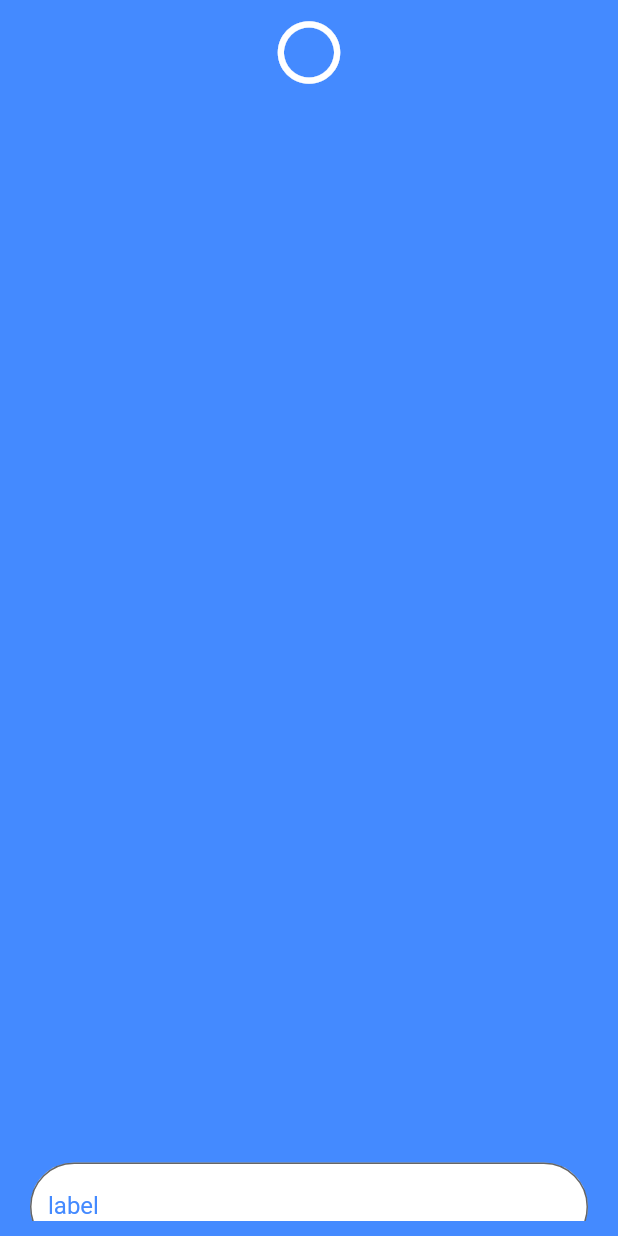
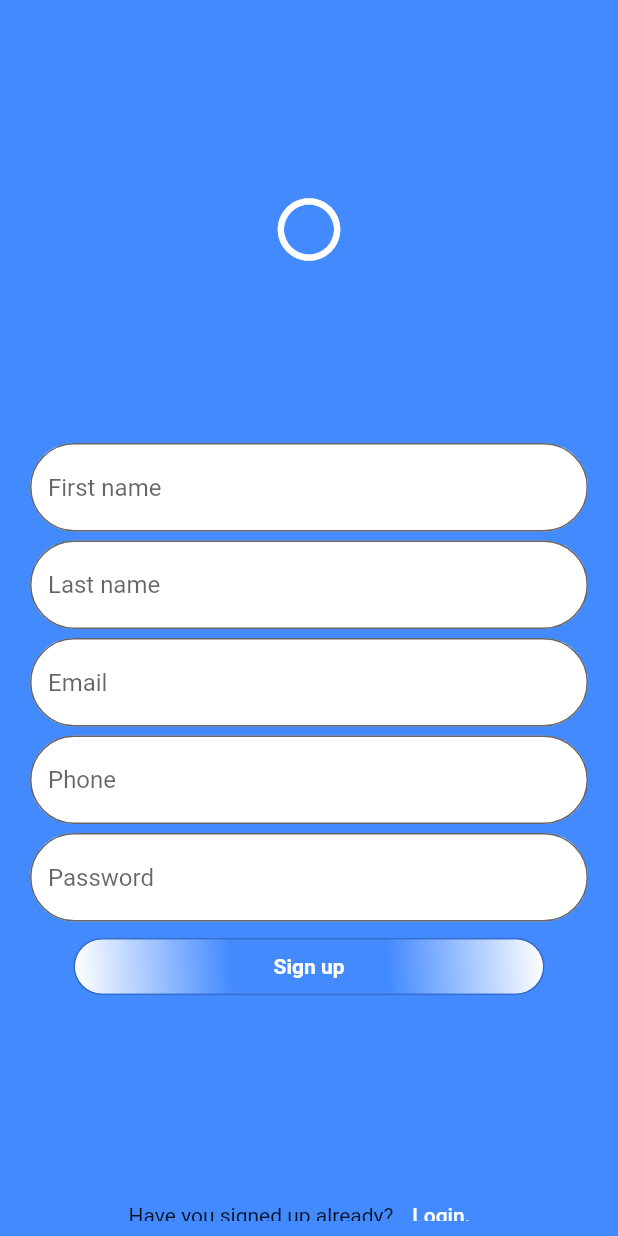
Before and after one commit to Megagonn/Circle, a Flutter app: the screen it shows after launch, after a tap on "Create account", on a phone screen of 412 x 824 dp. Run offline on Flutter 3.47's test engine with Material 2 defaults, Android fonts, the phone set to English and light mode, and no system bars.

Commit message:
signup with email page

```diff
--- a/lib/ui/loginwithemail.dart
+++ b/lib/ui/loginwithemail.dart
@@ -1,4 +1,5 @@
 import 'package:flutter/material.dart';
+import 'package:twit/utilities/ui.utl.dart';
 
 class LoginWithEmail extends StatefulWidget {
   const LoginWithEmail({Key? key}) : super(key: key);
@@ -9,6 +10,10 @@ class LoginWithEmail extends StatefulWidget {
 
 class _LoginWithEmailState extends State<LoginWithEmail> {
   TextEditingController firstNameController = TextEditingController();
+  TextEditingController lastNameController = TextEditingController();
+  TextEditingController emailController = TextEditingController();
+  TextEditingController phoneController = TextEditingController();
+  TextEditingController passwordController = TextEditingController();
   @override
   Widget build(BuildContext context) {
     return SafeArea(
@@ -21,6 +26,7 @@ class _LoginWithEmailState extends State<LoginWithEmail> {
               height: MediaQuery.of(context).size.height,
               child: Column(
                 children: [
+                  const Spacer(),
                   Row(
                     mainAxisAlignment: MainAxisAlignment.center,
                     children: const [
@@ -32,7 +38,108 @@ class _LoginWithEmailState extends State<LoginWithEmail> {
                     ],
                   ),
                   const Spacer(),
-                  ff(firstNameController, 'First name'),
+                  Container(
+                    margin: const EdgeInsets.only(bottom: 6),
+                    child: TextFormField(
+                      controller: firstNameController,
+                      textCapitalization: TextCapitalization.words,
+                      decoration: InputDecoration(
+                        filled: true,
+                        fillColor: Colors.white,
+                        hintText: 'First name',
+                        focusedBorder: InputBorder.none,
+                        border: OutlineInputBorder(
+                            borderRadius: BorderRadius.circular(50)),
+                      ),
+                    ),
+                  ),
+                  Container(
+                    margin: const EdgeInsets.only(bottom: 6),
+                    child: TextFormField(
+                      controller: lastNameController,
+                      textCapitalization: TextCapitalization.words,
+                      decoration: InputDecoration(
+                        filled: true,
+                        fillColor: Colors.white,
+                        hintText: 'Last name',
+                        focusedBorder: InputBorder.none,
+                        border: OutlineInputBorder(
+                            borderRadius: BorderRadius.circular(50)),
+                      ),
+                    ),
+                  ),
+                  Container(
+                    margin: const EdgeInsets.only(bottom: 6),
+                    child: TextFormField(
+                      controller: emailController,
+                      decoration: InputDecoration(
+                        filled: true,
+                        fillColor: Colors.white,
+                        hintText: 'Email',
+                        focusedBorder: InputBorder.none,
+                        border: OutlineInputBorder(
+                            borderRadius: BorderRadius.circular(50)),
+                      ),
+                    ),
+                  ),
+                  Container(
+                    margin: const EdgeInsets.only(bottom: 6),
+                    child: TextFormField(
+                      controller: phoneController,
+                      keyboardType: TextInputType.phone,
+                      decoration: InputDecoration(
+                        filled: true,
+                        fillColor: Colors.white,
+                        hintText: 'Phone',
+                        focusedBorder: InputBorder.none,
+                        border: OutlineInputBorder(
+                            borderRadius: BorderRadius.circular(50)),
+                      ),
+                    ),
+                  ),
+                  Container(
+                    margin: const EdgeInsets.only(bottom: 6),
+                    child: TextFormField(
+                      controller: passwordController,
+                      obscuringCharacter: '•',
+                      obscureText: true,
+                      decoration: InputDecoration(
+                        filled: true,
+                        fillColor: Colors.white,
+                        hintText: 'Password',
+                        focusedBorder: InputBorder.none,
+                        border: OutlineInputBorder(
+                            borderRadius: BorderRadius.circular(50)),
+                      ),
+                    ),
+                  ),
+                  SizedBox(
+                    width: MediaQuery.of(context).size.width - 100,
+                    child: FlatBtn(
+                      label: 'Sign up',
+                      onPress: () {},
+                      fontWeight: FontWeight.w600,
+                      labelColor: Colors.white,
+                      color: Colors.blueAccent,
+                    ),
+                  ),
+                  const Spacer(),
+                  Row(
+                    mainAxisAlignment: MainAxisAlignment.center,
+                    children: [
+                      const Text("Have you signed up already?"),
+                      TextButton(
+                        onPressed: () {
+                          setState(() {
+                          });
+                        },
+                        child: const Text(
+                          "Login.",
+                          style: TextStyle(color: Colors.white),
+                        ),
+                      ),
+                    ],
+                  ),
                 ],
               ),
             ),
@@ -43,20 +150,16 @@ class _LoginWithEmailState extends State<LoginWithEmail> {
   }
 }
 
-ff(TextEditingController controller, String label) {
-  return TextFormField(
-    controller: controller,
-    decoration: InputDecoration(
-      filled: true,
-      fillColor: Colors.white,
-      label: Text('label', style: TextStyle(color: Colors.blueAccent),),
-
-      focusedBorder: InputBorder.none,
-      disabledBorder: InputBorder.none,
-      border: OutlineInputBorder(
-        borderRadius: BorderRadius.circular(50)
-      ),
-    ),
-  );
-  // return controller.text;
-}
+// ff(TextEditingController controller, String label) {
+//   return TextFormField(
+//     controller: controller,
+//     decoration: InputDecoration(
+//       filled: true,
+//       fillColor: Colors.white,
+//       hintText: 'First name',
+//       focusedBorder: InputBorder.none,
+//       border: OutlineInputBorder(borderRadius: BorderRadius.circular(50)),
+//     ),
+//   );
+//   // return controller.text;
+// }
--- a/lib/utilities/ui.utl.dart
+++ b/lib/utilities/ui.utl.dart
@@ -72,7 +72,7 @@ class FlatBtn extends StatelessWidget {
           ],
         ),
         child: Row(mainAxisAlignment: MainAxisAlignment.center, children: [
-          Icon(
+          leading == null ? const SizedBox.shrink() : Icon(
             leading,
             color: labelColor,
           ),
```
